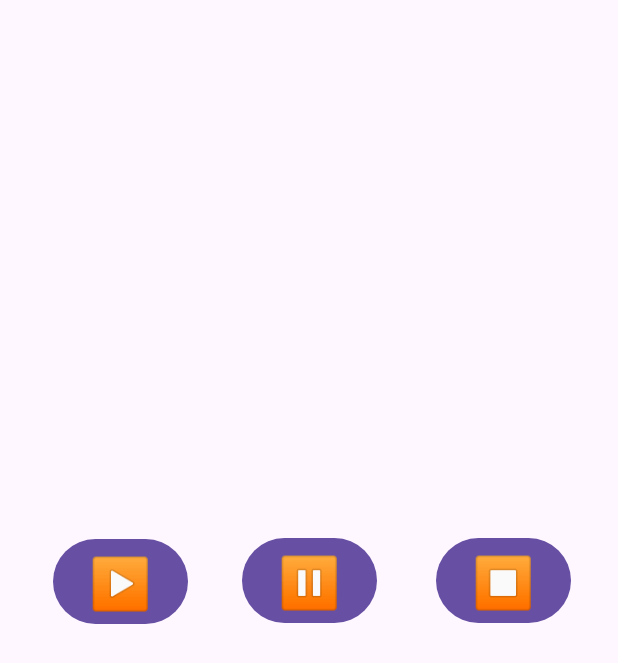
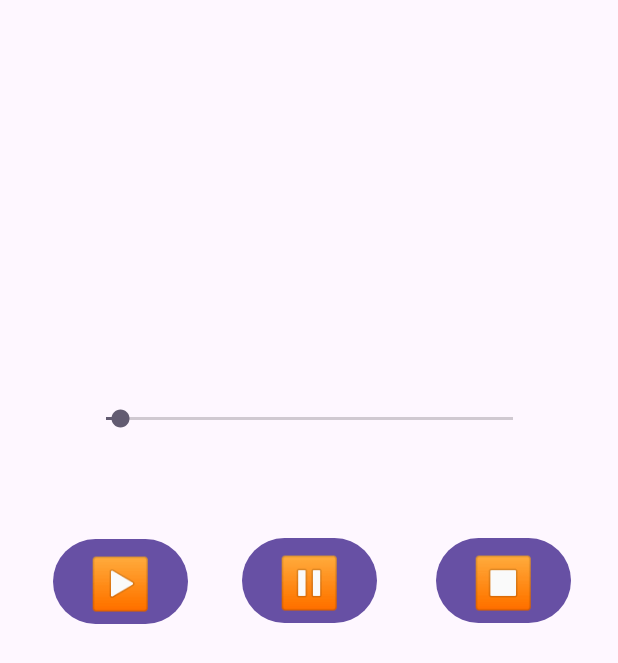
Before and after one commit to salim-miah/Broadcast-Receiver, an Android app: the fragment Audio placed in its activity, after a tap on "▶️", on a phone screen of 412 x 824 dp. Shown: the top 663 px of the screen. Run offline under Robolectric (Android 15) with nearby library versions, the phone set to English and light mode, and no system bars.

Commit message:
Second commit

```diff
--- a/app/src/main/java/com/example/drawermenu2/Audio.kt
+++ b/app/src/main/java/com/example/drawermenu2/Audio.kt
@@ -7,7 +7,9 @@ import android.view.View
 import android.view.ViewGroup
 import android.media.MediaPlayer
 import android.net.Uri
+import android.os.Handler
 import android.widget.Button
+import android.widget.SeekBar
 
 // TODO: Rename parameter arguments, choose names that match
 // the fragment initialization parameters, e.g. ARG_ITEM_NUMBER
@@ -22,7 +24,8 @@ private const val ARG_PARAM2 = "param2"
 class Audio : Fragment() {
 
     lateinit var mediaplayer: MediaPlayer
-
+    lateinit var seekbar: SeekBar
+    private val handler = Handler()
     override fun onCreateView(
         inflater: LayoutInflater, container: ViewGroup?,
         savedInstanceState: Bundle?
@@ -32,24 +35,55 @@ class Audio : Fragment() {
         val play_button = view.findViewById<Button>(R.id.play)
         val pause_button = view.findViewById<Button>(R.id.pause)
         val stop_button = view.findViewById<Button>(R.id.stop)
+        seekbar = view.findViewById(R.id.seekbar)
 
         val audioUri = Uri.parse("android.resource://${requireContext().packageName}/"+R.raw.halamadrid)
         mediaplayer = MediaPlayer.create(requireContext(), audioUri)
 
+        seekbar.max = mediaplayer.duration
+
         play_button.setOnClickListener{
             mediaplayer.start()
+            updateSeekBar()
         }
 
         pause_button.setOnClickListener{
-            mediaplayer.pause()
+            if (mediaplayer.isPlaying) {
+                mediaplayer.pause()
+            }
         }
 
         stop_button.setOnClickListener{
-            mediaplayer.stop()
-            mediaplayer.prepare()
+            if (mediaplayer.isPlaying) {
+                mediaplayer.stop()
+                mediaplayer.prepare()
+                seekbar.progress = 0
+            }
         }
 
+        seekbar.setOnSeekBarChangeListener(object : SeekBar.OnSeekBarChangeListener {
+            override fun onProgressChanged(seekBar: SeekBar?, progress: Int, fromUser: Boolean) {
+                if (fromUser) {
+                    mediaplayer.seekTo(progress)
+                }
+            }
+            override fun onStartTrackingTouch(seekBar: SeekBar?) {
+                // Do nothing
+            }
+
+            override fun onStopTrackingTouch(seekBar: SeekBar?) {
+                // Do nothing
+            }
+        })
+
         return view
+    }
+
+    private fun updateSeekBar() {
+        seekbar.progress = mediaplayer.currentPosition
+        if (mediaplayer.isPlaying) {
+            handler.postDelayed({ updateSeekBar() }, 1000)
+        }
     }
 
     override fun onDestroy() {
--- a/app/src/main/res/layout/fragment_audio.xml
+++ b/app/src/main/res/layout/fragment_audio.xml
@@ -44,4 +44,16 @@
         app:layout_constraintStart_toStartOf="parent"
         app:layout_constraintTop_toTopOf="parent"
         app:layout_constraintVertical_bias="0.468" />
+
+    <SeekBar
+        android:id="@+id/seekbar"
+        android:layout_width="303dp"
+        android:layout_height="45dp"
+        android:layout_alignParentTop="true"
+        android:layout_centerHorizontal="true"
+        app:layout_constraintBottom_toBottomOf="parent"
+        app:layout_constraintEnd_toEndOf="parent"
+        app:layout_constraintStart_toStartOf="parent"
+        app:layout_constraintTop_toTopOf="parent"
+        app:layout_constraintVertical_bias="0.33" />
 </androidx.constraintlayout.widget.ConstraintLayout>
```
